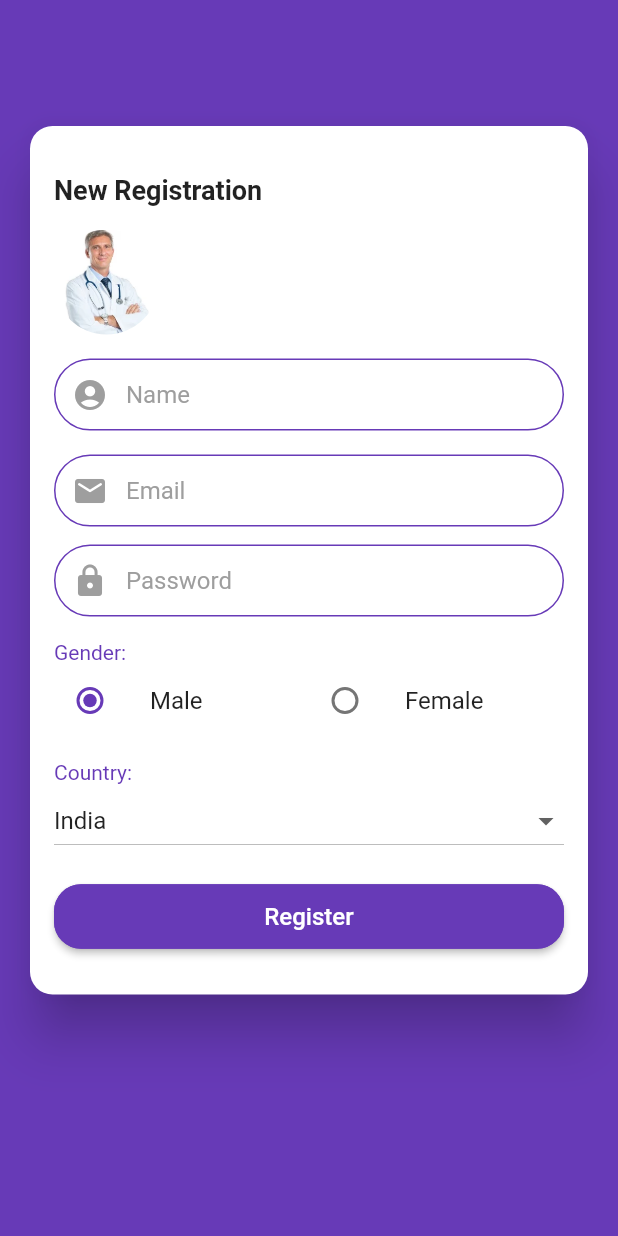
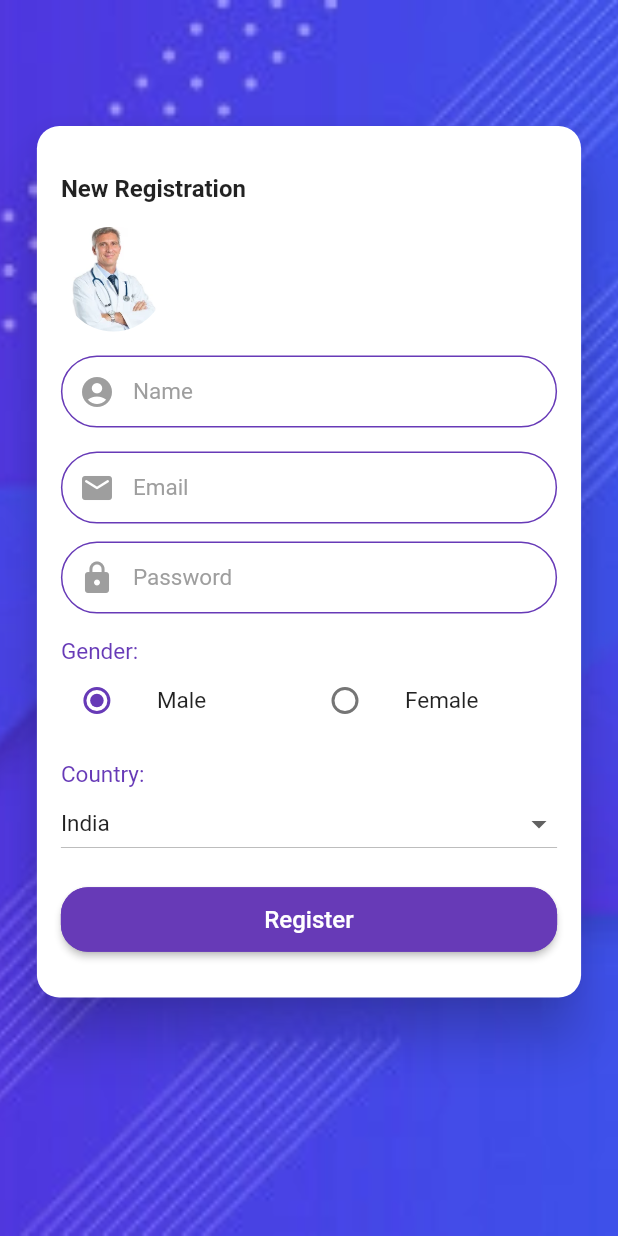
Before and after one commit to Neerav006/flutterui, a Flutter app: the screen it shows after launch, after a tap on "SIGN UP", on a phone screen of 412 x 824 dp. Run offline on Flutter 3.47's test engine with Material 2 defaults, Android fonts, the phone set to English and light mode, and no system bars.

Commit message:
responsive widget added.

```diff
--- a/flutter_todo.txt
+++ b/flutter_todo.txt
@@ -7,9 +7,19 @@ Validation for email and password added in login page and open new page and
 create simple navigation drawer design in that page.
 
 // 19- Oct -20 (1 week)
+Check documentation and tutorial for orientation builder,MediaQuery for responsive screen layout and dropdown button,
+radiobutton widget.
+Create basic registration form design for portrait and landscape mode.
+
+----------------------------------------------------
 - Basic Understanding of all of the required widget
 - Make UI responsive for various screen size
 - Create the demo of application for show state management using setState().(Statfull widget).
 - Understand asynchronous programming in flutter (async and await, future , stream).
 - Work with network call and rest api for network operation
 - Create one demo with api integration in flutter and create appropriate UI for it.
+-----------------------------------------------------------------------------
+
+20-Oct-20
+Check documentation and tutorial for basic of ListView builder,GridView Builder ,
+and Navigation routes in application.
--- a/lib/login.dart
+++ b/lib/login.dart
@@ -314,7 +314,7 @@ class _LoginPageStateState extends State<LoginPageState> {
             autovalidateMode: AutovalidateMode.onUserInteraction,
             child: SingleChildScrollView(
               child: Padding(
-                padding: const EdgeInsets.fromLTRB(96.0, 64.0, 96.0, 32.0),
+                padding:  EdgeInsets.fromLTRB(MediaQuery.of(context).size.width*0.2, 64.0, MediaQuery.of(context).size.width*0.2, 32.0),
                 child: Card(
                   elevation: 15,
                   shape: RoundedRectangleBorder(
--- /dev/null
+++ b/lib/responsive_widget.dart
@@ -0,0 +1,42 @@
+import 'package:flutter/material.dart';
+
+class ResponsiveWidget extends StatelessWidget {
+
+
+  final Widget largeScreen;
+  final Widget mediumScreen;
+  final Widget smallScreen;
+
+  const ResponsiveWidget(
+      {Key key, this.largeScreen, this.mediumScreen, this.smallScreen})
+      : super(key: key);
+
+  @override
+  Widget build(BuildContext context) {
+    //Returns the widget which is more appropriate for the screen size
+    return LayoutBuilder(builder: (context, constraints) {
+      if (constraints.maxWidth > 1200) {
+        return largeScreen;
+      } else if (constraints.maxWidth > 800 && constraints.maxWidth < 1200) {
+        //if medium screen not available, then return large screen
+        return mediumScreen ?? largeScreen;
+      } else {
+        //if small screen implementation not available, then return large screen
+        return smallScreen ?? largeScreen;
+      }
+    });
+  }
+
+  //Large screen is any screen whose width is more than 1200 pixels
+  static bool isLargeScreen(BuildContext context) {
+  return MediaQuery.of(context).size.width > 1200;
+  }//Small screen is any screen whose width is less than 800 pixels
+  static bool isSmallScreen(BuildContext context) {
+  return MediaQuery.of(context).size.width < 800;
+  }//Medium screen is any screen whose width is less than 1200 pixels,
+  //and more than 800 pixels
+  static bool isMediumScreen(BuildContext context) {
+  return MediaQuery.of(context).size.width > 800 &&
+  MediaQuery.of(context).size.width < 1200;
+  }
+}
--- a/lib/signup/sign_up.dart
+++ b/lib/signup/sign_up.dart
@@ -1,3 +1,4 @@
+import 'package:counter_app/responsive_widget.dart';
 import 'package:flutter/material.dart';
 
 import '../home.dart';
@@ -34,13 +35,18 @@ class _SignUpPageState extends State<SignUpPage> {
       body: OrientationBuilder(
         builder: (context, orientation) {
           if (orientation == Orientation.portrait) {
-            leftMargin = 16.0;
+            leftMargin = MediaQuery.of(context).size.width * .05;
           } else {
-            leftMargin = 80;
+            leftMargin = MediaQuery.of(context).size.width * 0.20;
           }
           return Stack(children: [
             Container(
-              color: Colors.deepPurple,
+              decoration: BoxDecoration(
+                image: DecorationImage(
+                  image: AssetImage("images/bg_login.webp"),
+                  fit: BoxFit.cover,
+                ),
+              ),
             ),
             Form(
               key: _formKey,
@@ -80,14 +86,24 @@ class _SignUpPageState extends State<SignUpPage> {
           padding: const EdgeInsets.fromLTRB(0.0, 16.0, 0.0, 0.0),
           child: Text(
             'New Registration',
-            style: TextStyle(fontSize: 18, fontWeight: FontWeight.w700),
+            style: TextStyle(
+                fontSize: ResponsiveWidget.isSmallScreen(context)
+                    ? 16
+                    : ResponsiveWidget.isMediumScreen(context)
+                        ? 18
+                        : 20,
+                fontWeight: FontWeight.w700),
           ),
         ),
         SizedBox(
           height: 16,
         ),
         CircleAvatar(
-          radius: 35,
+          radius: ResponsiveWidget.isSmallScreen(context)
+              ? 35
+              : ResponsiveWidget.isMediumScreen(context)
+                  ? 38
+                  : 40,
           backgroundImage: AssetImage(_genderImage),
           backgroundColor: Colors.transparent,
         ),
@@ -117,7 +133,13 @@ class _SignUpPageState extends State<SignUpPage> {
               contentPadding: EdgeInsets.symmetric(vertical: -5),
               // labelText: 'Username',
               hintText: 'Name',
-            hintStyle: TextStyle(color: Colors.grey),
+              hintStyle: TextStyle(
+                  color: Colors.grey,
+                  fontSize: ResponsiveWidget.isSmallScreen(context)
+                      ? 15
+                      : ResponsiveWidget.isMediumScreen(context)
+                          ? 16
+                          : 18),
               filled: true,
               fillColor: Colors.white70,
               prefixIcon: Icon(
@@ -136,7 +158,13 @@ class _SignUpPageState extends State<SignUpPage> {
                 borderSide: BorderSide(color: Colors.deepPurple, width: 1.0),
               ),
             ),
-        ),
+            style: TextStyle(
+                fontSize: ResponsiveWidget.isSmallScreen(context)
+                    ? 15
+                    : ResponsiveWidget.isMediumScreen(context)
+                        ? 16
+                        : 18,
+                color: Colors.black)),
         SizedBox(
           height: 16.0,
         ),
@@ -184,7 +212,13 @@ class _SignUpPageState extends State<SignUpPage> {
                 borderSide: BorderSide(color: Colors.deepPurple, width: 1.0),
               ),
             ),
-        ),
+            style: TextStyle(
+                fontSize: ResponsiveWidget.isSmallScreen(context)
+                    ? 15
+                    : ResponsiveWidget.isMediumScreen(context)
+                        ? 16
+                        : 18,
+                color: Colors.black)),
         SizedBox(height: 12.0),
         TextFormField(
             textInputAction: TextInputAction.done,
@@ -223,39 +257,70 @@ class _SignUpPageState extends State<SignUpPage> {
               ),
             ),
             obscureText: true,
-        ),
+            style: TextStyle(
+                fontSize: ResponsiveWidget.isSmallScreen(context)
+                    ? 15
+                    : ResponsiveWidget.isMediumScreen(context)
+                        ? 16
+                        : 18,
+                color: Colors.black)),
         SizedBox(height: 16.0),
         // radio button selection male or female
         Text(
           "Gender: ",
-          style: TextStyle(color: Colors.deepPurple),
+          style: TextStyle(
+            color: Colors.deepPurple,
+            fontSize: ResponsiveWidget.isSmallScreen(context)
+                ? 15
+                : ResponsiveWidget.isMediumScreen(context)
+                    ? 16
+                    : 18,
+          ),
         ),
         buildGenderRadioBtn(),
         SizedBox(height: 16.0),
         Text(
           "Country: ",
-          style: TextStyle(color: Colors.deepPurple),
+          style: TextStyle(
+            color: Colors.deepPurple,
+            fontSize: ResponsiveWidget.isSmallScreen(context)
+                ? 15
+                : ResponsiveWidget.isMediumScreen(context)
+                    ? 16
+                    : 18,
+          ),
         ),
         DropdownButton<String>(
-          onTap: (){
+          onTap: () {
             FocusScope.of(context).unfocus();
           },
           isExpanded: true,
           value: country,
-          items: <String>['India', 'USA', 'England', 'Australia'].map((String value) {
+          items: <String>['India', 'USA', 'England', 'Australia']
+              .map((String value) {
             return new DropdownMenuItem<String>(
               value: value,
-              child: new Text(value),
+              child: new Text(
+                value,
+                style: TextStyle(
+                  fontSize: ResponsiveWidget.isSmallScreen(context)
+                      ? 15
+                      : ResponsiveWidget.isMediumScreen(context)
+                          ? 16
+                          : 18,
+                ),
+              ),
             );
           }).toList(),
           onChanged: (value) {
             setState(() {
               this.country = value;
             });
-
           },
         ),
-        SizedBox(height: 16,),
+        SizedBox(
+          height: 16,
+        ),
         Container(
           width: double.infinity,
           // width: 200,
@@ -271,7 +336,11 @@ class _SignUpPageState extends State<SignUpPage> {
                   style: TextStyle(
                       color: Colors.white,
                       fontWeight: FontWeight.w500,
-                      fontSize: 16),
+                      fontSize: ResponsiveWidget.isSmallScreen(context)
+                          ? 16
+                          : ResponsiveWidget.isMediumScreen(context)
+                              ? 18
+                              : 20),
                 ),
               ),
               onPressed: () {
@@ -319,7 +388,11 @@ class _SignUpPageState extends State<SignUpPage> {
                 EdgeInsets.symmetric(vertical: 0.0, horizontal: 0.0),
             title: Text(
               'Male',
-              style: TextStyle(fontSize: 16),
+              style: TextStyle(fontSize: ResponsiveWidget.isSmallScreen(context)
+                  ? 15
+                  : ResponsiveWidget.isMediumScreen(context)
+                  ? 16
+                  : 18,),
             ),
             leading: Radio(
                 value: 0,
@@ -339,7 +412,13 @@ class _SignUpPageState extends State<SignUpPage> {
                 EdgeInsets.symmetric(vertical: 0.0, horizontal: 0.0),
             title: Text(
               'Female',
-              style: TextStyle(fontSize: 16),
+              style: TextStyle(fontSize: ResponsiveWidget.isSmallScreen(context)
+                  ? 15
+                  : ResponsiveWidget.isMediumScreen(context)
+                  ? 16
+                  : 18,
+
+              ),
             ),
             leading: Radio(
                 value: 1,
```
Also changed, not shown: images/bg_login.webp (added). Lines whose indentation alone changed are shown as unchanged.
